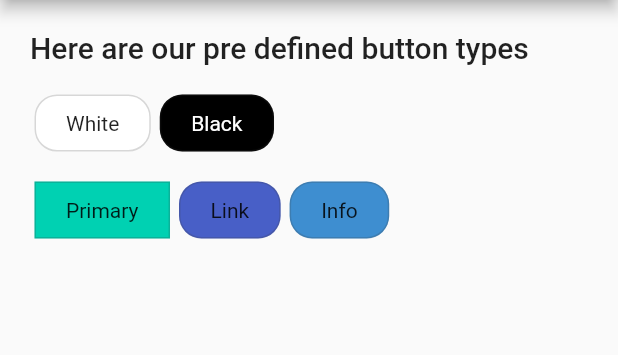
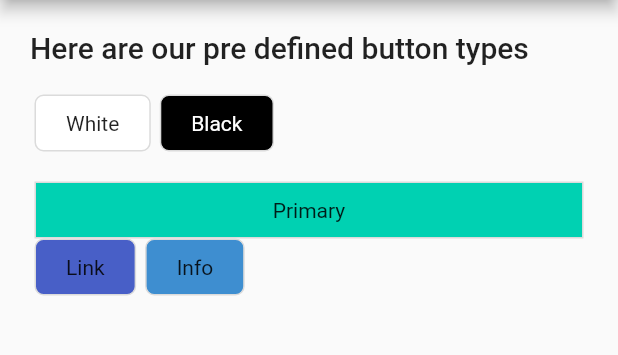
Before and after one commit to marcobraghim/flutter_suitup, a Flutter app: the screen it shows after launch, after a tap on "Button", on a phone screen of 412 x 824 dp, the part 84-439 px from its top. Run offline on Flutter 3.47's test engine with Material 2 defaults, Android fonts, the phone set to English and light mode, and no system bars.

Commit message:
Button inactive color and more definitions

```diff
--- a/example/lib/main.dart
+++ b/example/lib/main.dart
@@ -5,7 +5,7 @@ import 'package:flutter_suitup/flutter_suitup.dart';
 
 void main() {
   var suitup = SuitupSettings.instance;
-  suitup.buttonSettings.borderRadius = BorderRadius.circular(15);
+  // suitup.buttonSettings.borderRadius = BorderRadius.circular(15);
   // suitup.rem = 2;
 
   runApp(MyApp());
@@ -15,7 +15,6 @@ class MyApp extends StatelessWidget {
   @override
   Widget build(BuildContext context) {
     return MaterialApp(
-      title: 'Flutter Demo',
       debugShowCheckedModeBanner: false,
       theme: ThemeData(
         primarySwatch: Colors.blue,
--- a/example/lib/pages/elements/button_page.dart
+++ b/example/lib/pages/elements/button_page.dart
@@ -55,13 +55,16 @@ class _ButtonPageState extends State<ButtonPage> {
               ],
             ),
             SizedBox(height: 20),
+            SizedBox(
+              width: double.maxFinite,
+              child: Button(
+                child: Text('Primary'),
+                onTap: () => print('Primary button tapped'),
+                borderRadius: BorderRadius.zero,
+              ),
+            ),
             Row(
               children: [
-                Button(
-                  child: Text('Primary'),
-                  onTap: () => print('Primary button tapped'),
-                  borderRadius: BorderRadius.zero,
-                ),
                 Button(
                   child: Text('Link'),
                   type: ButtonType.link,
--- a/lib/src/elements/button.dart
+++ b/lib/src/elements/button.dart
@@ -1,47 +1,20 @@
 import 'package:flutter/widgets.dart';
 import 'package:flutter_suitup/flutter_suitup.dart';
 
-//
-// .button {
-//   background-color: white;
-//   border-color: #dbdbdb;
-//   border-width: 1px;
-//   color: #363636;
-//   cursor: pointer;
-//   justify-content: center;
-//   padding-bottom: calc(0.5em - 1px);
-//   padding-left: 1em;
-//   padding-right: 1em;
-//   padding-top: calc(0.5em - 1px);
-//   text-align: center;
-//   white-space: nowrap;
-// }
-//
-
-enum ButtonType {
-  none,
-  white,
-  light,
-  dark,
-  black,
-  text,
-  ghost,
-  primary,
-  link,
-  info,
-  success,
-  warning,
-  danger,
-}
+enum ButtonType { none, white, light, dark, black, text, ghost, primary, link, info, success, warning, danger }
 
 class Button extends StatelessWidget {
   final Widget child;
   final ButtonType type;
   final Function onTap;
   final bool active;
+  final Alignment alignment;
   final EdgeInsets padding;
   final EdgeInsets margin;
+  final double width;
+  final double height;
   final Color color;
+  final Color inactiveColor;
   final Border border;
   final BorderRadius borderRadius;
 
@@ -55,9 +28,13 @@ class Button extends StatelessWidget {
     this.type = ButtonType.primary,
     @required this.onTap,
     this.active = true,
+    this.alignment,
     this.padding,
     this.margin,
+    this.width,
+    this.height,
     this.color,
+    this.inactiveColor,
     this.border,
     this.borderRadius,
   })  : assert(child != null, 'This element needs a child'),
@@ -71,13 +48,18 @@ class Button extends StatelessWidget {
     // Button Settings
     final bs = SuitupSettings.instance.buttonSettings;
 
+    // Compute the color of the button
     var computedColor = color ?? _computeColorByType();
-
-    // @todo Default text style
+    if (active == false && inactiveColor != null) {
+      computedColor = inactiveColor;
+    }
 
     return GestureDetector(
       onTap: active ? onTap : null,
       child: Container(
+        width: width,
+        height: height,
+        alignment: alignment ?? bs.alignment,
         padding: padding ?? bs.padding,
         margin: margin ?? bs.margin,
         decoration: BoxDecoration(
--- a/lib/src/settings/elements/button_settings.dart
+++ b/lib/src/settings/elements/button_settings.dart
@@ -4,31 +4,28 @@ import 'package:flutter_suitup/flutter_suitup.dart';
 class SuitupButtonSettings {
   SuitupSettings get _suitup => SuitupSettings.instance;
 
+  /// Alignment ///
+  Alignment _alignment;
+  set alignment(Alignment value) => _alignment = value;
+  Alignment get alignment => _alignment ?? Alignment.center;
+
   /// Padding ///
   EdgeInsets _padding;
-
   set padding(EdgeInsets value) => _padding = value;
-
   EdgeInsets get padding => _padding ?? EdgeInsets.symmetric(horizontal: (_suitup.rem * 2), vertical: _suitup.rem);
 
   ///  Margin ///
   EdgeInsets _margin;
-
   set margin(EdgeInsets value) => _margin = value;
-
   EdgeInsets get margin => _margin ?? EdgeInsets.symmetric(horizontal: 3);
 
   /// Border ///
   Border _border;
-
   set border(Border value) => _border = value;
-
-  Border get border => _border ?? Border.all(color: Color.fromRGBO(55, 55, 55, .2));
+  Border get border => _border ?? Border.all(color: Color(int.parse('ffdbdbdb', radix: 16)));
 
   /// Border Radius ///
   BorderRadius _borderRadius;
-
   set borderRadius(BorderRadius value) => _borderRadius = value;
-
-  BorderRadius get borderRadius => _borderRadius ?? BorderRadius.circular(6);
+  BorderRadius get borderRadius => _borderRadius ?? BorderRadius.circular(_suitup.baseRadius);
 }
--- a/lib/src/settings/suitup_settings.dart
+++ b/lib/src/settings/suitup_settings.dart
@@ -14,11 +14,12 @@ class SuitupSettings {
 
   // global settings
   double remFactor = 10;
+  double baseRadius = 6;
 
+  /// REM
+  /// This is a relative parameter, all the spaces will be calculated
+  /// using it as reference
   double _remValue = 1.0;
-
   set rem(double val) => _remValue = val;
-
-  /// Returns the current remFactor by remValue
   double get rem => remFactor * _remValue;
 }
```
